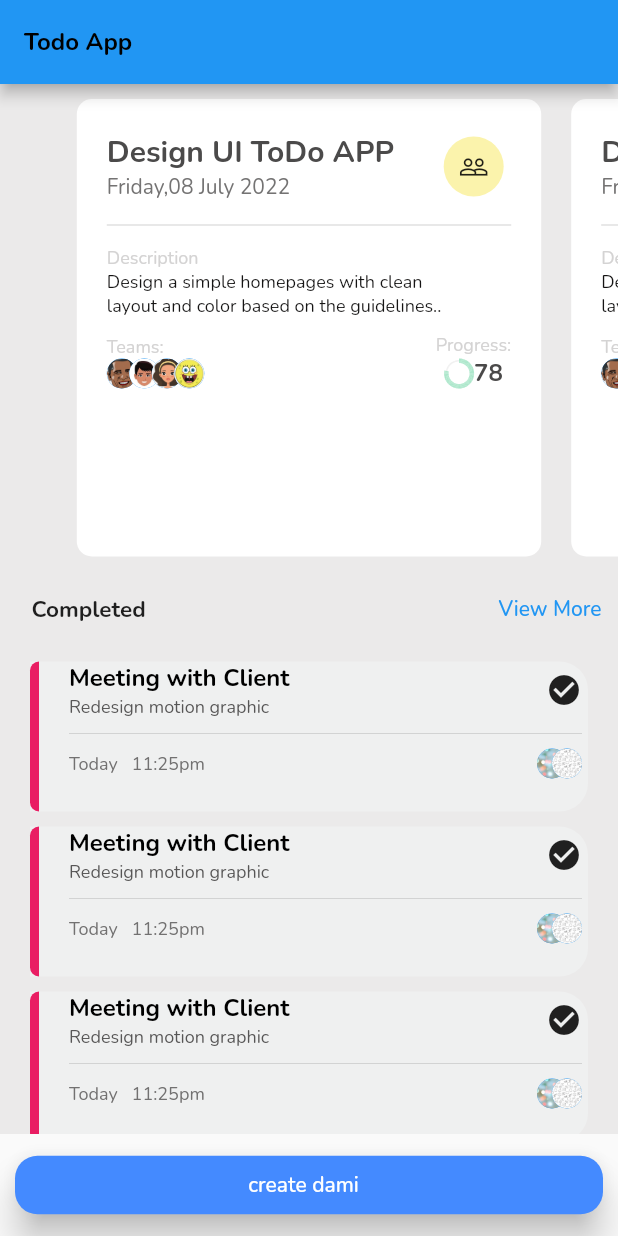
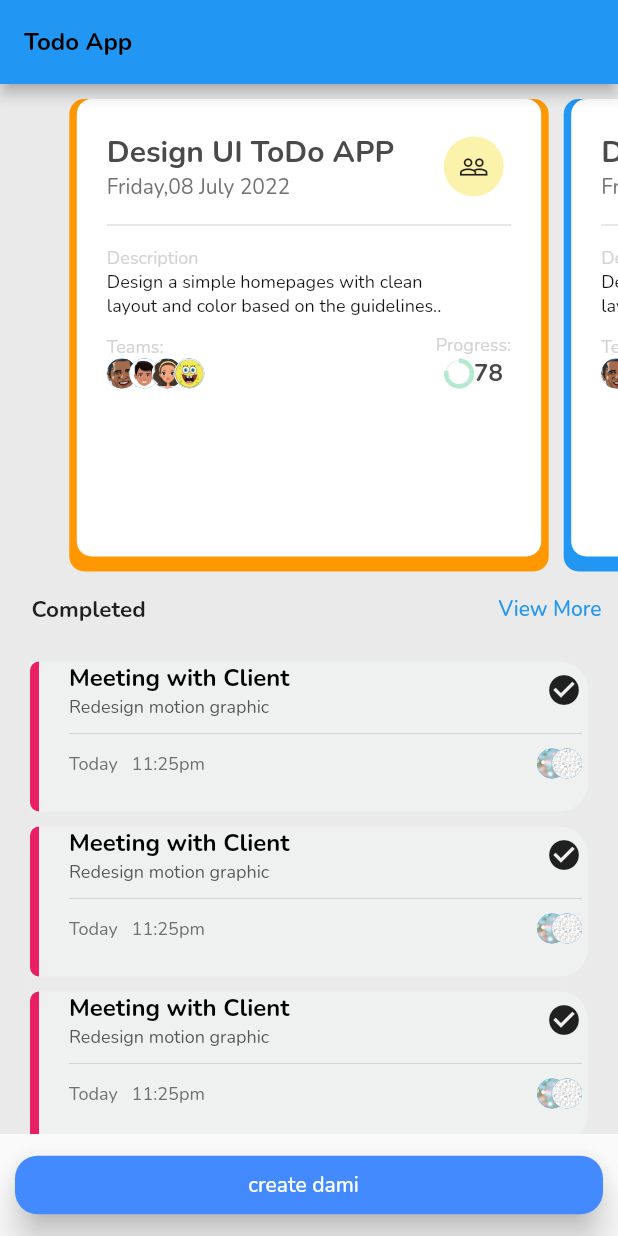
Before and after one commit to Manikgrg/todo, a Flutter app: the screen it shows after launch, on a phone screen of 412 x 824 dp. Run offline on Flutter 3.47's test engine with Material 2 defaults, Android fonts, the phone set to English and light mode, and no system bars; drawn by our look-alikes of step_progress_indicator; our stand-ins replace flutter_keyboard_visibility, google_fonts.

Commit message:
todo horizonatal shadow with different color add

```diff
--- a/lib/screens/HomeScreen.dart
+++ b/lib/screens/home_screen.dart
@@ -1,6 +1,6 @@
 import 'package:flutter/material.dart';
-import 'package:todo/widget/Todolist.dart';
-import 'package:todo/widget/TodolistHorizontal.dart';
+import 'package:todo/widget/todolist.dart';
+import 'package:todo/widget/todo_list_horizontal.dart';
 import 'package:todo/widget/appbutton.dart';
 import 'package:todo/widget/create_buttomSheet.dart';
 
@@ -17,7 +17,7 @@ class HomeScreen extends StatelessWidget {
         ),
       ),
       body: Container(
-        color: Color.fromARGB(255, 235, 234, 234),
+        color: const Color.fromARGB(255, 235, 234, 234),
         child: Column(children: [
           Expanded(child: ToDolistHorizontal()),
           Padding(
@@ -25,8 +25,8 @@ class HomeScreen extends StatelessWidget {
             child: Row(
               mainAxisAlignment: MainAxisAlignment.spaceBetween,
               children: [
-                Padding(
-                  padding: const EdgeInsets.only(left: 20.0, right: 30.0),
+                const Padding(
+                  padding: EdgeInsets.only(left: 20.0, right: 30.0),
                   child: Text(
                     "Completed",
                     style:
@@ -42,16 +42,16 @@ class HomeScreen extends StatelessWidget {
               ],
             ),
           ),
-          Expanded(
+          const Expanded(
             child: Padding(
-              padding: const EdgeInsets.only(left: 10.0),
+              padding: EdgeInsets.only(left: 10.0),
               child: Todolist(),
             ),
           )
         ]),
       ),
       bottomNavigationBar: Padding(
-        padding: EdgeInsets.all(10.0),
+        padding: const EdgeInsets.all(10.0),
         child: AppButton(
           value1: "create dami  ",
           onPressed: () {
--- a/lib/widget/Todolist.dart
+++ /dev/null
@@ -1,16 +0,0 @@
-import 'package:flutter/cupertino.dart';
-import 'package:flutter/material.dart';
-import 'package:todo/widget/Todo_list_item.dart';
-
-class Todolist extends StatelessWidget{
-  const Todolist({super.key});
-  @override
-  Widget build(BuildContext context) {
-    return ListView.builder(
-      itemCount: 10,
-      itemBuilder: (context,index){
-        return const TodoListItem();
-      });
-  }
-
-}
--- a/lib/widget/TodolistHorizontal.dart
+++ /dev/null
@@ -1,21 +0,0 @@
-import 'package:flutter/material.dart';
-
-import 'package:todo/widget/PageViewItemList.dart';
-
-class ToDolistHorizontal extends StatelessWidget {
-  ToDolistHorizontal({super.key});
-
-  PageController _pageController = PageController(viewportFraction: 0.8);
-
-  @override
-  Widget build(BuildContext context) {
-    return PageView.builder(
-        allowImplicitScrolling: true,
-        scrollDirection: Axis.horizontal,
-        itemCount: 10,
-        controller: _pageController,
-        itemBuilder: (context, index) {
-          return PageViewItemList();
-        });
-  }
-}
--- a/lib/widget/app_input.dart
+++ b/lib/widget/app_input.dart
@@ -11,11 +11,11 @@ class AppInput extends StatelessWidget {
     return Container(
       padding: const EdgeInsets.symmetric(horizontal: 10.0),
       decoration: BoxDecoration(
-          color: Color.fromARGB(255, 232, 230, 230),
+        color: const  Color.fromARGB(255, 232, 230, 230),
           borderRadius: BorderRadius.circular(15.0)),
       child: TextFormField(
         maxLines: ismultiline ? 5 : null,
-        style: TextStyle(fontSize: 12.0, color: Colors.grey),
+        style: const  TextStyle(fontSize: 12.0, color: Colors.grey),
         decoration:
             InputDecoration(hintText: hinttext, border: InputBorder.none),
       ),
--- a/lib/widget/appbutton.dart
+++ b/lib/widget/appbutton.dart
@@ -1,5 +1,5 @@
 import 'package:flutter/material.dart';
-import 'package:todo/widget/create_buttomSheet.dart';
+
 
 class AppButton extends StatelessWidget {
   final String value1;
@@ -18,7 +18,7 @@ class AppButton extends StatelessWidget {
     return MaterialButton(
       onPressed: onPressed,
       elevation: !borderdesign ? 0 : 10,
-      color: border ? Color.fromARGB(255, 235, 234, 234) : Colors.blueAccent,
+      color:  border ? const  Color.fromARGB(255, 235, 234, 234) : Colors.blueAccent,
       shape: RoundedRectangleBorder(
           borderRadius: BorderRadius.circular(15.0),
           side: border && borderdesign
--- a/lib/widget/PageViewItemList.dart
+++ b/lib/widget/page_view_item_list.dart
@@ -1,11 +1,10 @@
-import 'dart:js_util';
-import 'dart:math';
-
 import 'package:flutter/material.dart';
 import 'package:step_progress_indicator/src/circular_step_progress_indicator.dart';
 
 class PageViewItemList extends StatefulWidget {
-  const PageViewItemList({super.key});
+  final Color colorshade;
+
+  const PageViewItemList({super.key, required this.colorshade});
 
   @override
   State<PageViewItemList> createState() => _PageViewItemListState();
@@ -22,15 +21,20 @@ layout and color based on the guidelines..''';
     return Container(
         margin: const EdgeInsets.all(10.0),
         padding: const EdgeInsets.all(20.0),
-        decoration: BoxDecoration(
-            color: Colors.white, borderRadius: BorderRadius.circular(10)),
+        decoration: BoxDecoration(boxShadow: [
+          BoxShadow(
+              color: widget.colorshade,
+              spreadRadius: 5,
+              offset: Offset(0, 5),
+              blurStyle: BlurStyle.inner),
+        ], color: Colors.white, borderRadius: BorderRadius.circular(10)),
         child: Column(crossAxisAlignment: CrossAxisAlignment.start, children: [
           Row(
             mainAxisAlignment: MainAxisAlignment.spaceBetween,
             children: [
               Column(
                 crossAxisAlignment: CrossAxisAlignment.start,
-                children: [
+                children: const [
                   Text(
                     "Design UI ToDo APP",
                     style: TextStyle(
@@ -46,37 +50,39 @@ layout and color based on the guidelines..''';
               ),
               Container(
                   margin: const EdgeInsets.all(15),
-                  decoration: BoxDecoration(shape: BoxShape.circle, boxShadow: [
-                    BoxShadow(
-                        color: Color.fromARGB(255, 251, 243, 172),
-                        spreadRadius: 10)
-                  ]),
-                  child: Icon(
+                  decoration: const BoxDecoration(
+                      shape: BoxShape.circle,
+                      boxShadow: [
+                        BoxShadow(
+                            color: Color.fromARGB(255, 251, 243, 172),
+                            spreadRadius: 10)
+                      ]),
+                  child: const Icon(
                     Icons.people_outline,
                     size: 20,
                   )),
             ],
           ),
-          SizedBox(
+          const SizedBox(
             height: 6,
           ),
-          Divider(
+          const Divider(
             thickness: 1.0,
           ),
-          SizedBox(
+          const SizedBox(
             height: 6,
           ),
-          Text(
+          const Text(
             "Description",
             style: TextStyle(
                 color: Color.fromARGB(255, 212, 211, 211), fontSize: 12),
           ),
           Text(
             textdescription,
-            style:
-                TextStyle(color: Color.fromARGB(255, 21, 20, 20), fontSize: 12),
+            style: const TextStyle(
+                color: Color.fromARGB(255, 21, 20, 20), fontSize: 12),
           ),
-          SizedBox(
+          const SizedBox(
             height: 10,
           ),
           Row(
@@ -85,7 +91,7 @@ layout and color based on the guidelines..''';
               Column(
                 crossAxisAlignment: CrossAxisAlignment.start,
                 children: [
-                  Text(
+                  const Text(
                     "Teams:",
                     style: TextStyle(
                         color: Color.fromARGB(255, 212, 211, 211),
@@ -141,7 +147,7 @@ layout and color based on the guidelines..''';
               ),
               Column(
                 children: [
-                  Text(
+                  const Text(
                     "Progress:",
                     style: TextStyle(
                         color: Color.fromARGB(255, 212, 211, 211),
@@ -160,16 +166,16 @@ layout and color based on the guidelines..''';
     stop = false;
     for (int i = 1; i <= 100; i++) {
       // if (!stream.isClosed) stream.sink.addStream(Stream.value(i));
-      await Future.delayed(Duration(milliseconds: 50));
+      await Future.delayed(const Duration(milliseconds: 50));
       var element = i;
-      print(element);
+      // print(element);
       if (!stop) {
         setState(() {
           progressdata = i;
-          print(progressdata);
+          //   print(progressdata);
         });
       } else {
-        print("stop");
+        // print("stop");
         break;
       }
     }
@@ -193,7 +199,7 @@ layout and color based on the guidelines..''';
               totalSteps: 100,
               currentStep: progressdata,
               stepSize: 1.0,
-              selectedColor: Color.fromARGB(255, 166, 229, 199),
+              selectedColor: const Color.fromARGB(255, 166, 229, 199),
               unselectedColor: Colors.grey[200],
               padding: 0,
               width: 20,
@@ -202,7 +208,7 @@ layout and color based on the guidelines..''';
             ),
             Text(
               progressdata.toString(),
-              style: TextStyle(
+              style: const TextStyle(
                   color: Color.fromARGB(255, 74, 73, 73),
                   fontSize: 16,
                   fontWeight: FontWeight.bold),
@@ -210,29 +216,11 @@ layout and color based on the guidelines..''';
           ],
         ));
   }
+}
 
-  @override
-  void dispose() {
-    // TODO: implement dispose
-  }
-  @override
-  void deactivate() {
-    // TODO: implement deactivate
-    super.deactivate();
-  }
 
-  @override
-  void didUpdateWidget(covariant PageViewItemList oldWidget) {
-    // TODO: implement didUpdateWidget
-    super.didUpdateWidget(oldWidget);
-  }
 
-  @override
-  void didChangeDependencies() {
-    // TODO: implement didChangeDependencies
-    super.didChangeDependencies();
-  }
-}
+
 /*
 Row(
                     children: [
--- /dev/null
+++ b/lib/widget/todo_list_horizontal.dart
@@ -0,0 +1,31 @@
+import 'package:flutter/material.dart';
+
+import 'package:todo/widget/page_view_item_list.dart';
+
+class ToDolistHorizontal extends StatefulWidget {
+  ToDolistHorizontal({super.key});
+
+  @override
+  State<ToDolistHorizontal> createState() => _ToDolistHorizontalState();
+}
+
+class _ToDolistHorizontalState extends State<ToDolistHorizontal> {
+  PageController _pageController = PageController(viewportFraction: 0.8);
+  final _colorshade = [Colors.orange, Colors.blue, Colors.green, Colors.red];
+
+  @override
+  Widget build(BuildContext context) {
+    return PageView.builder(
+        allowImplicitScrolling: true,
+        scrollDirection: Axis.horizontal,
+        itemCount: 10,
+        controller: _pageController,
+        itemBuilder: (context, index) {
+          final colorindex = index > 3 ? index % 3 : index;
+
+          return PageViewItemList(
+            colorshade: _colorshade[colorindex],
+          );
+        });
+  }
+}
--- a/lib/widget/Todo_list_item.dart
+++ b/lib/widget/todo_list_item.dart
@@ -1,5 +1,5 @@
 import 'package:flutter/material.dart';
-import 'package:flutter/rendering.dart';
+
 
 class TodoListItem extends StatelessWidget{
   const TodoListItem({super.key});
@@ -8,12 +8,10 @@ class TodoListItem extends StatelessWidget{
     double w=MediaQuery.of(context).size.width;
 
   return Container(
-
-
     height: 100.0,
 
     margin: const EdgeInsets.only(top: 10,left: 10,right: 20),
-    decoration: BoxDecoration(
+    decoration: const  BoxDecoration(
       borderRadius: BorderRadius.only(topRight: Radius.circular(19.0),bottomRight: Radius.circular(19.0)),
       color: Color.fromARGB(255, 239, 240, 240),
     ),
@@ -34,7 +32,7 @@ child: Row(
             mainAxisAlignment: MainAxisAlignment.spaceBetween,
   children: [Column(
     crossAxisAlignment: CrossAxisAlignment.start,
-    children: [
+    children: const  [
               Text("Meeting with Client",
                   style: TextStyle(
                     fontSize: 16.0,
@@ -44,11 +42,11 @@ child: Row(
 
 ],
 ),
-  Icon(Icons.check_circle ), ],),const  Divider(height: 20.0,),
+  const  Icon(Icons.check_circle ), ],),const  Divider(height: 20.0,),
   Row(
     mainAxisAlignment: MainAxisAlignment.spaceBetween,
     children: [
-    Text("Today   11:25pm ",
+    const  Text("Today   11:25pm ",
   style:TextStyle(
     color: Color.fromARGB(255, 114, 113, 113),
     fontSize: 12.0),),
--- /dev/null
+++ b/lib/widget/todolist.dart
@@ -0,0 +1,15 @@
+import 'package:flutter/cupertino.dart';
+import 'package:flutter/material.dart';
+import 'package:todo/widget/todo_list_item.dart';
+
+class Todolist extends StatelessWidget {
+  const Todolist({super.key});
+  @override
+  Widget build(BuildContext context) {
+    return ListView.builder(
+        itemCount: 10,
+        itemBuilder: (context, index) {
+          return const TodoListItem();
+        });
+  }
+}
```
Also changed, not shown: lib/app.dart (+3 -4 lines), lib/widget/Selector.dart (deleted, +0 -80 lines), lib/widget/create_buttomSheet.dart (+10 -12 lines), lib/widget/date&timeselector.dart (+7 -9 lines), lib/widget/selector.dart (added, +78 -0 lines).
